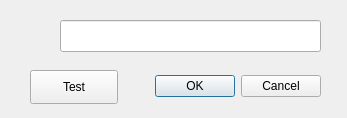
The window that getnumber.ui (Indy970/QtHPConnect) describes before a commit, drawn with Qt 5.
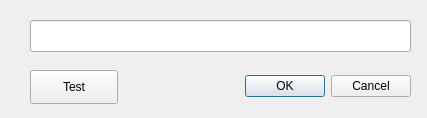
The same window after the commit.

The edit to the form file:
```diff
--- a/getnumber.ui
+++ b/getnumber.ui
@@ -6,7 +6,7 @@
    <rect>
     <x>0</x>
     <y>0</y>
-    <width>347</width>
+    <width>427</width>
     <height>118</height>
    </rect>
   </property>
@@ -18,7 +18,7 @@
     <rect>
      <x>0</x>
      <y>70</y>
-     <width>321</width>
+     <width>411</width>
      <height>32</height>
     </rect>
    </property>
@@ -32,9 +32,9 @@
   <widget class="QLineEdit" name="lineEdit">
    <property name="geometry">
     <rect>
-     <x>60</x>
+     <x>30</x>
      <y>20</y>
-     <width>261</width>
+     <width>381</width>
      <height>32</height>
     </rect>
    </property>
```
